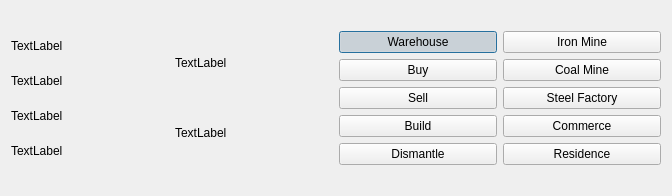
lgasyou/SimpleSimulator, file BuildingDetailDialog.ui: the form before one commit.
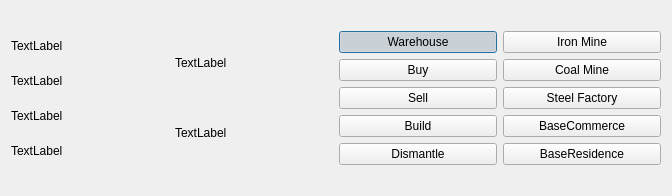
The form after the commit. Custom widgets are drawn as their Qt base class.

Commit message: Add class MapManager. Add class IndustryChainManager. Rename Commerce, Residence. Standard the order of included headers.

```diff
--- a/BuildingDetailDialog.ui
+++ b/BuildingDetailDialog.ui
@@ -135,14 +135,14 @@
      <item>
       <widget class="MyPushButton" name="pushButton_Build_Commerce">
        <property name="text">
-        <string>Commerce</string>
+        <string>BaseCommerce</string>
        </property>
       </widget>
      </item>
      <item>
       <widget class="MyPushButton" name="pushButton_Build_residence">
        <property name="text">
-        <string>Residence</string>
+        <string>BaseResidence</string>
        </property>
       </widget>
      </item>
```
Left out of the diff: 8 changed lines with no effect on the pictures. The commit also changes 48 other files.
